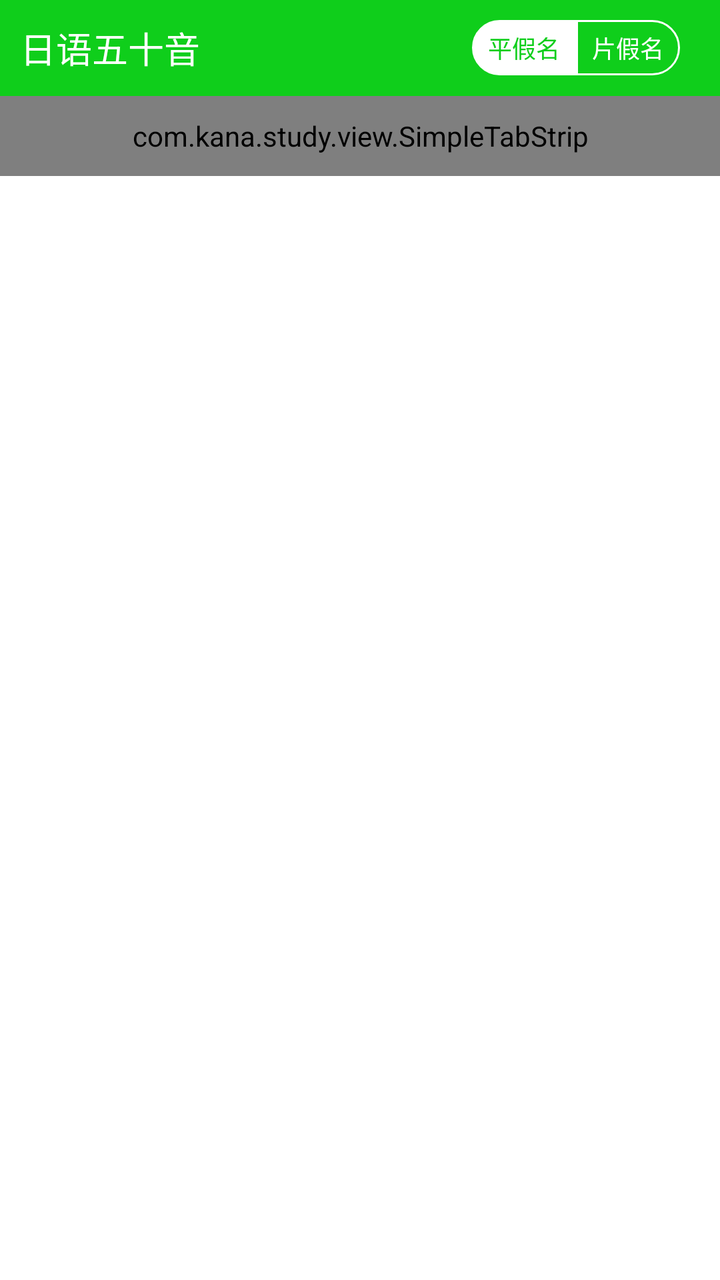
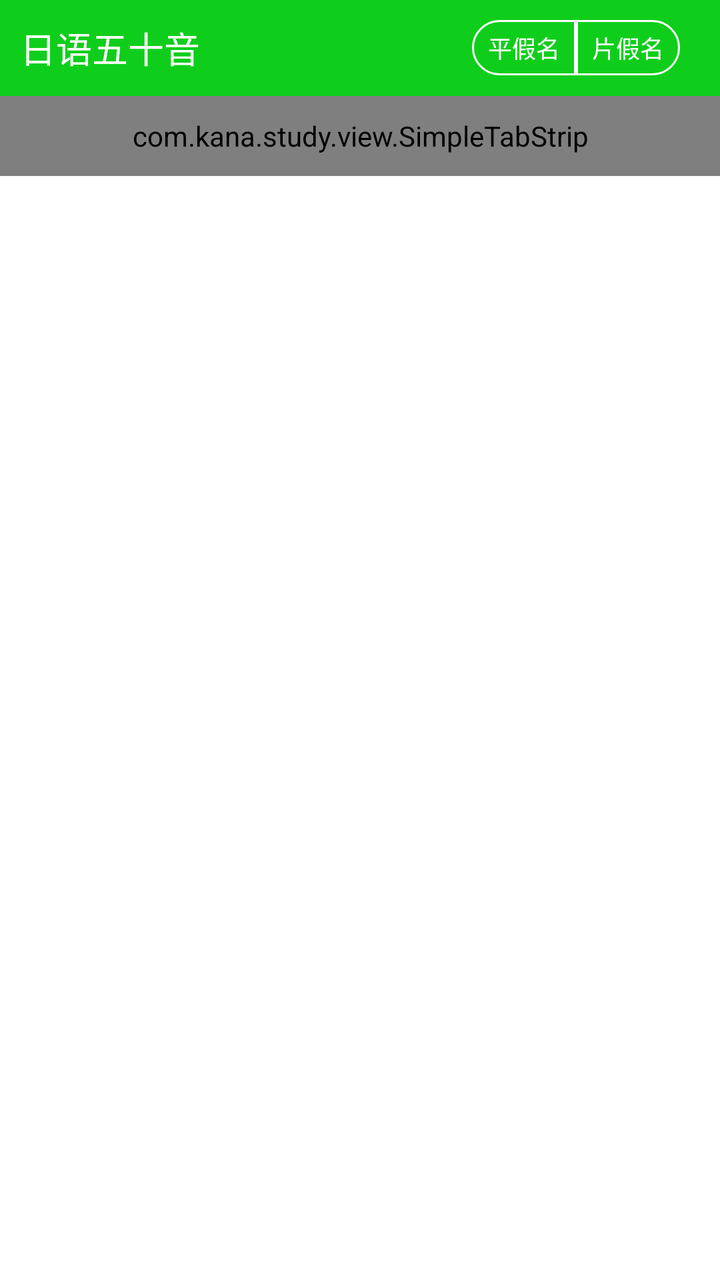

An Android layout rendered at two revisions. The XML below is the earlier revision; the diff shows what the commit changed to produce the second picture.
<!-- AndroidManifest.xml: application theme AppTheme -->
<!-- res/layout/fragment_kana_main.xml -->
<?xml version="1.0" encoding="utf-8"?>
<LinearLayout xmlns:android="http://schemas.android.com/apk/res/android"
    xmlns:tools="http://schemas.android.com/tools"
    android:layout_width="match_parent"
    android:layout_height="match_parent"
    android:orientation="vertical">

    <FrameLayout
        android:id="@+id/title_bar"
        android:layout_width="match_parent"
        android:layout_height="wrap_content"
        android:background="@color/primary">

        <RelativeLayout
            android:layout_width="match_parent"
            android:layout_height="48dp"
            tools:ignore="UselessParent,RelativeOverlap">

            <TextView
                android:layout_width="wrap_content"
                android:layout_height="match_parent"
                android:layout_marginStart="10dp"
                android:gravity="center_vertical"
                android:text="@string/app_name"
                android:textColor="@color/white"
                android:textSize="18sp"/>

            <LinearLayout
                android:layout_width="wrap_content"
                android:layout_height="wrap_content"
                android:layout_alignParentEnd="true"
                android:layout_centerVertical="true"
                android:layout_marginEnd="20dp"
                android:orientation="horizontal">

                <TextView
                    android:id="@+id/switch_left"
                    android:layout_width="wrap_content"
                    android:layout_height="wrap_content"
                    android:background="@drawable/bg_switch_left_selected"
                    android:gravity="center"
                    android:paddingStart="8dp"
                    android:paddingTop="5dp"
                    android:paddingEnd="8dp"
                    android:paddingBottom="5dp"
                    android:text="@string/hiragana"
                    android:textColor="@color/primary"
                    android:textSize="12sp"/>

                <TextView
                    android:id="@+id/switch_right"
                    android:layout_width="wrap_content"
                    android:layout_height="wrap_content"
                    android:background="@drawable/bg_switch_right_normal"
                    android:gravity="center"
                    android:paddingStart="8dp"
                    android:paddingTop="5dp"
                    android:paddingEnd="8dp"
                    android:paddingBottom="5dp"
                    android:text="@string/katakana"
                    android:textColor="@color/white"
                    android:textSize="12sp"/>
            </LinearLayout>
        </RelativeLayout>
    </FrameLayout>

    <com.kana.study.view.SimpleTabStrip
        android:id="@+id/tab_strip"
        android:layout_width="match_parent"
        android:layout_height="40dp"
        android:background="@color/white"/>

    <androidx.viewpager.widget.ViewPager
        android:id="@+id/kana_pager"
        android:layout_width="match_parent"
        android:layout_height="0dp"
        android:layout_weight="1"/>

</LinearLayout>
<!-- resources referenced by this layout -->
<resources>
  <color name="primary">#FF0FCE1B</color>
  <color name="white">#FFFFFFFF</color>
  <!-- drawable bg_switch_left_selected (drawable) -->
  <?xml version="1.0" encoding="utf-8"?>
  <shape xmlns:android="http://schemas.android.com/apk/res/android">
      <solid android:color="#FFFFFFFF"/>
      <stroke android:width="1dp" android:color="#FFFFFFFF"/>
      <corners android:topLeftRadius="18dp" android:bottomLeftRadius="18dp"/>
  </shape>
  <!-- drawable bg_switch_right_normal (drawable) -->
  <?xml version="1.0" encoding="utf-8"?>
  <shape xmlns:android="http://schemas.android.com/apk/res/android">
      <solid android:color="@android:color/transparent"/>
      <stroke android:width="1dp" android:color="#FFFFFFFF"/>
      <corners android:topRightRadius="18dp" android:bottomRightRadius="18dp"/>
  </shape>
  <string name="app_name">日语五十音</string>
  <string name="hiragana">平假名</string>
  <string name="katakana">片假名</string>
  <style name="AppTheme" parent="Theme.AppCompat.Light.NoActionBar">
          <item name="colorPrimary">@color/primary</item>
          <item name="colorPrimaryDark">@color/primary_dark</item>
          <item name="colorAccent">@color/primary</item>
          <item name="android:windowBackground">@color/white</item>
          
          <item name="android:statusBarColor">@android:color/transparent</item>
          <item name="android:windowLightStatusBar">false</item>
      </style>
  <color name="primary_dark">#FF03AF0B</color>
</resources>

<!-- the commit's change to res/layout/fragment_kana_main.xml (unified diff, before → after) -->
@@ -37,28 +37,28 @@
                     android:id="@+id/switch_left"
                     android:layout_width="wrap_content"
                     android:layout_height="wrap_content"
-                    android:background="@drawable/bg_switch_left_selected"
+                    android:background="@drawable/bg_switch_left"
                     android:gravity="center"
                     android:paddingStart="8dp"
                     android:paddingTop="5dp"
                     android:paddingEnd="8dp"
                     android:paddingBottom="5dp"
                     android:text="@string/hiragana"
-                    android:textColor="@color/primary"
+                    android:textColor="@color/switch_text"
                     android:textSize="12sp"/>
 
                 <TextView
                     android:id="@+id/switch_right"
                     android:layout_width="wrap_content"
                     android:layout_height="wrap_content"
-                    android:background="@drawable/bg_switch_right_normal"
+                    android:background="@drawable/bg_switch_right"
                     android:gravity="center"
                     android:paddingStart="8dp"
                     android:paddingTop="5dp"
                     android:paddingEnd="8dp"
                     android:paddingBottom="5dp"
                     android:text="@string/katakana"
-                    android:textColor="@color/white"
+                    android:textColor="@color/switch_text"
                     android:textSize="12sp"/>
             </LinearLayout>
         </RelativeLayout>
<!-- resource entries referenced after the edit -->
@@ -2,32 +2,51 @@
 <resources>
   <color name="primary">#FF0FCE1B</color>
   <color name="white">#FFFFFFFF</color>
-  <!-- drawable bg_switch_left_selected (drawable) -->
+  <!-- drawable bg_switch_left (drawable) -->
   <?xml version="1.0" encoding="utf-8"?>
-  <shape xmlns:android="http://schemas.android.com/apk/res/android">
-      <solid android:color="#FFFFFFFF"/>
-      <stroke android:width="1dp" android:color="#FFFFFFFF"/>
-      <corners android:topLeftRadius="18dp" android:bottomLeftRadius="18dp"/>
-  </shape>
-  <!-- drawable bg_switch_right_normal (drawable) -->
+  <selector xmlns:android="http://schemas.android.com/apk/res/android">
+      <item android:state_selected="true">
+          <shape>
+              <solid android:color="@color/white"/>
+              <stroke android:width="1dp" android:color="@color/white"/>
+              <corners android:topLeftRadius="18dp" android:bottomLeftRadius="18dp"/>
+          </shape>
+      </item>
+      <item>
+          <shape>
+              <solid android:color="@android:color/transparent"/>
+              <stroke android:width="1dp" android:color="@color/white"/>
+              <corners android:topLeftRadius="18dp" android:bottomLeftRadius="18dp"/>
+          </shape>
+      </item>
+  </selector>
+  <!-- drawable bg_switch_right (drawable) -->
   <?xml version="1.0" encoding="utf-8"?>
-  <shape xmlns:android="http://schemas.android.com/apk/res/android">
-      <solid android:color="@android:color/transparent"/>
-      <stroke android:width="1dp" android:color="#FFFFFFFF"/>
-      <corners android:topRightRadius="18dp" android:bottomRightRadius="18dp"/>
-  </shape>
+  <selector xmlns:android="http://schemas.android.com/apk/res/android">
+      <item android:state_selected="true">
+          <shape>
+              <solid android:color="@color/white"/>
+              <stroke android:width="1dp" android:color="@color/white"/>
+              <corners android:topRightRadius="18dp" android:bottomRightRadius="18dp"/>
+          </shape>
+      </item>
+      <item>
+          <shape>
+              <solid android:color="@android:color/transparent"/>
+              <stroke android:width="1dp" android:color="@color/white"/>
+              <corners android:topRightRadius="18dp" android:bottomRightRadius="18dp"/>
+          </shape>
+      </item>
+  </selector>
   <string name="app_name">日语五十音</string>
   <string name="hiragana">平假名</string>
   <string name="katakana">片假名</string>
   <style name="AppTheme" parent="Theme.AppCompat.Light.NoActionBar">
           <item name="colorPrimary">@color/primary</item>
-          <item name="colorPrimaryDark">@color/primary_dark</item>
           <item name="colorAccent">@color/primary</item>
           <item name="android:windowBackground">@color/white</item>
-          
           <item name="android:statusBarColor">@android:color/transparent</item>
           <item name="android:windowLightStatusBar">false</item>
       </style>
-  <color name="primary_dark">#FF03AF0B</color>
 </resources>
 
